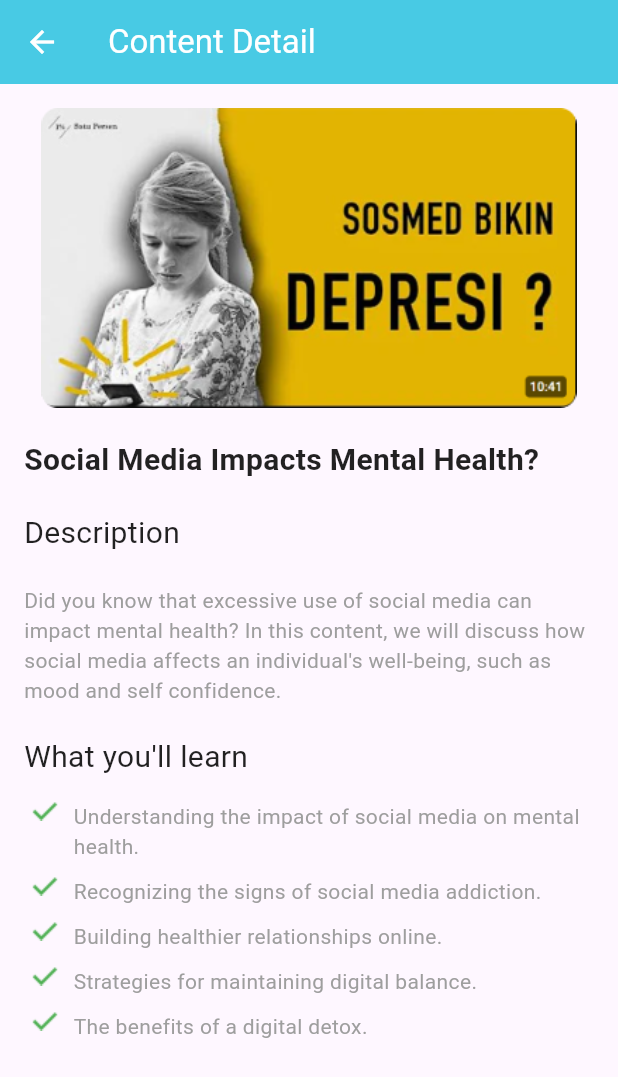
After one commit to LouisFernando1204/fomate_frontend, a Flutter app: the ContentDetailpage screen opened directly, on a phone screen of 412 x 824 dp. The commit adds this screen. Shown: the top 1077 px of the screen. Run offline on Flutter 3.47's test engine with Material 3 defaults, Android fonts, the phone set to English and light mode, and no system bars.

Commit message:
almost done tinggal content detaill

```diff
--- a/lib/main.dart
+++ b/lib/main.dart
@@ -32,7 +32,7 @@ class MyApp extends StatelessWidget {
         colorScheme: ColorScheme.fromSeed(seedColor: Colors.deepPurple),
         useMaterial3: true,
       ),
-      home: LoginRegister(),
+      home: Register(),
     );
   }
 }
--- /dev/null
+++ b/lib/view/pages/content_detailpage.dart
@@ -0,0 +1,102 @@
+part of 'pages.dart';
+
+class ContentDetailpage extends StatelessWidget {
+  @override
+  Widget build(BuildContext context) {
+    return Scaffold(
+      appBar: AppBar(
+        backgroundColor: Color(0xFF48CAE4),
+        leading: IconButton(
+          onPressed: () {
+            Navigator.pop(context);
+          },
+          icon: const Icon(
+            Icons.arrow_back,
+            color: Colors.white, // Menetapkan warna putih pada ikon
+          ),
+        ),
+        title: const Text(
+          "Content Detail",
+          style: TextStyle(
+            color: Colors.white,
+          ),
+        ),
+      ),
+      body: Container(
+        child: Padding(
+          padding: const EdgeInsets.all(16.0),
+          child: Column(
+            crossAxisAlignment: CrossAxisAlignment.start,
+            mainAxisAlignment: MainAxisAlignment.start,
+            children: [
+              Center(
+                child: Image.asset(
+                  'assets/images/ContentVideo.png',
+                  height: 200,
+                ),
+              ),
+              SizedBox(height: 20),
+              Text(
+                "Social Media Impacts Mental Health? ",
+                style: TextStyle(
+                    fontWeight: FontWeight.bold,
+                    color: Colors.black87,
+                    fontSize: 20.0),
+              ),
+              SizedBox(height: 20),
+              Text("Description",
+                  style: TextStyle(
+                      fontWeight: FontWeight.normal,
+                      color: Colors.black87,
+                      fontSize: 20.0)),
+              SizedBox(height: 20),
+              Text(
+                "Did you know that excessive use of social media can impact mental health? In this content, we will discuss how social media affects an individual's well-being, such as mood and self confidence.",
+                style: TextStyle(color: Colors.grey),
+              ),
+              SizedBox(height: 20),
+              Text("What you'll learn",
+                  style: TextStyle(
+                      fontWeight: FontWeight.normal,
+                      color: Colors.black87,
+                      fontSize: 20.0)),
+              SizedBox(height: 10),
+              checklist(
+                  title:
+                      "Understanding the impact of social media on mental health."),
+              checklist(
+                  title: "Recognizing the signs of social media addiction."),
+              checklist(title: "Building healthier relationships online."),
+              checklist(title: "Strategies for maintaining digital balance."),
+              checklist(title: "The benefits of a digital detox.")
+            ],
+          ),
+        ),
+      ),
+    );
+  }
+
+  Widget checklist({required String title}) {
+    return Container(
+      child: Padding(
+        padding: const EdgeInsets.all(5.0),
+        child: Row(
+          crossAxisAlignment: CrossAxisAlignment.start,
+          children: [
+            Image.asset(
+              'assets/images/check.png',
+            ),
+            SizedBox(width: 10),
+            Flexible(
+              // Ensures the text wraps within the available width
+              child: Text(
+                title,
+                style: TextStyle(color: Colors.grey),
+              ),
+            ),
+          ],
+        ),
+      ),
+    );
+  }
+}
--- a/lib/view/pages/pages.dart
+++ b/lib/view/pages/pages.dart
@@ -3,4 +3,6 @@ import 'package:flutter/material.dart';
 part 'loadingpage_logo.dart';
 part 'blue_loadingpage.dart';
 part 'main_menu.dart';
-part 'login_register.dart';
+part 'register.dart';
+part 'content_detailpage.dart';
+part 'login.dart';
--- a/lib/view/pages/login_register.dart
+++ b/lib/view/pages/register.dart
@@ -1,6 +1,6 @@
 part of 'pages.dart';
 
-class LoginRegister extends StatelessWidget {
+class Register extends StatelessWidget {
   @override
   Widget build(BuildContext context) {
     return Scaffold(
--- a/pubspec.yaml
+++ b/pubspec.yaml
@@ -67,6 +67,9 @@ flutter:
   assets:
     - assets/images/FomateLogo.png
     - assets/images/BlueAvatar.png
+    - assets/images/Fomate.png
+    - assets/images/ContentVideo.png
+    - assets/images/check.png
 
   fonts:
     - family: ProzaLibre
```
Also changed, not shown: lib/view/pages/login.dart (added, +112 -0 lines), assets/images/ContentVideo.png (added), assets/images/check.png (added).
